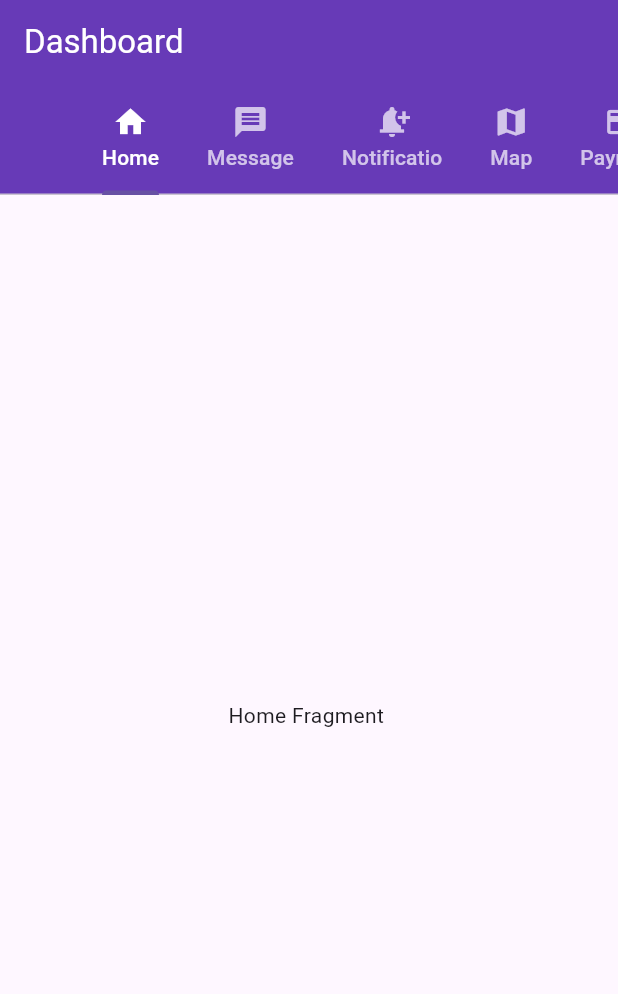
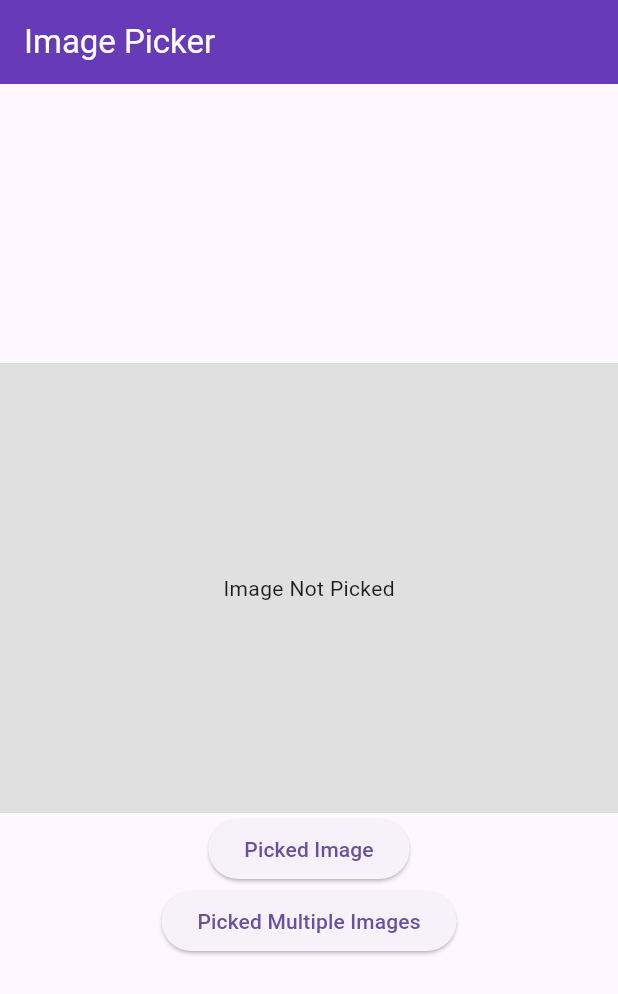
Before and after one commit to Zahed75/test_app, a Flutter app: the screen it shows after launch, on a phone screen of 412 x 824 dp. Shown: the top 994 px of the screen. Run offline on Flutter 3.47's test engine with Material 3 defaults, Android fonts, the light colour scheme and no system bars; our stand-ins replace cached_network_image, google_fonts, image_picker; missing offline and left inert: image_picker_ios.

Commit message:
Multiple images picker done

```diff
--- a/lib/main.dart
+++ b/lib/main.dart
@@ -1,5 +1,6 @@
 import 'package:flutter/material.dart';
 import 'package:test_app/pages/home.dart';
+import 'package:test_app/widgets/imagePicker.dart';
 import 'package:test_app/widgets/tabBar.dart';
 
 void main() => runApp(MyApp());
@@ -20,7 +21,7 @@ class MyApp extends StatelessWidget {
         ),
       ),
 
-      home: TabBarViewWidget(),
+      home: ImagePickerDart(),
     );
   }
 }
--- /dev/null
+++ b/lib/widgets/imagePicker.dart
@@ -0,0 +1,71 @@
+import 'dart:io';
+
+import 'package:flutter/material.dart';
+import 'package:image_picker/image_picker.dart';
+import 'package:image_picker_ios/image_picker_ios.dart';
+
+class ImagePickerDart extends StatefulWidget {
+  const ImagePickerDart({super.key});
+
+  @override
+  State<ImagePickerDart> createState() => _ImagePickerDartState();
+}
+
+class _ImagePickerDartState extends State<ImagePickerDart> {
+  ImagePicker _picker = ImagePicker();
+  XFile? file;
+  List<XFile>? files;
+
+  @override
+  Widget build(BuildContext context) {
+    return Scaffold(
+      appBar: AppBar(title: Text('Image Picker')),
+      body: Center(
+        child: Column(
+          mainAxisAlignment: MainAxisAlignment.center,
+          children: [
+            Container(
+              height: 300,
+              width: double.infinity,
+              color: Colors.grey.shade300,
+              child: Center(
+                child:
+                    file == null
+                        ? Text("Image Not Picked")
+                        : Image.file(File(file!.path), fit: BoxFit.cover),
+              ),
+            ),
+            ElevatedButton(
+              onPressed: () async {
+                final XFile? photo = await _picker.pickImage(
+                  source: ImageSource.gallery,
+                );
+                setState(() {
+                  file = photo;
+                });
+                print("Image Picked");
+                print(photo!.path);
+              },
+              child: Text('Picked Image'),
+            ),
+
+            ElevatedButton(
+              onPressed: () async {
+                final List<XFile>? photos = await _picker.pickMultiImage();
+
+                setState(() {
+                  files = photos;
+                });
+                print("Images Picked");
+                for (int i = 0; i < files!.length; i++) {
+                  print(files![i].path);
+                }
+              },
+              child: Text('Picked Multiple Images'),
+            ),
+          ],
+        ),
+      ),
+    );
+  }
+}
--- a/pubspec.yaml
+++ b/pubspec.yaml
@@ -37,6 +37,8 @@ dependencies:
   # Use with the CupertinoIcons class for iOS style icons.
   cupertino_icons: ^1.0.8
   cached_network_image: ^3.4.1
+  image_picker: ^1.1.2
+  image_picker_ios: ^0.8.12+2
 
 dev_dependencies:
   flutter_test:
```
Also changed, not shown: pubspec.lock, 6 other files.
